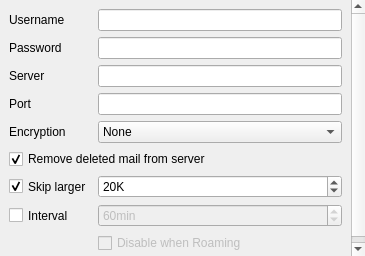
Above: src/plugins/messageservices/pop/popsettings.ui from qt-labs/messagingframework before the change. Below: the same form after it.
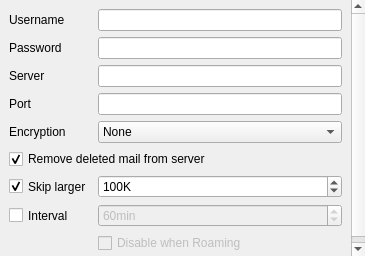
That is the form after the change.

What changed in the file:
```diff
--- a/src/plugins/messageservices/pop/popsettings.ui
+++ b/src/plugins/messageservices/pop/popsettings.ui
@@ -323,7 +323,7 @@
           <number>5</number>
          </property>
          <property name="value">
-          <number>20</number>
+          <number>100</number>
          </property>
         </widget>
        </item>
```
